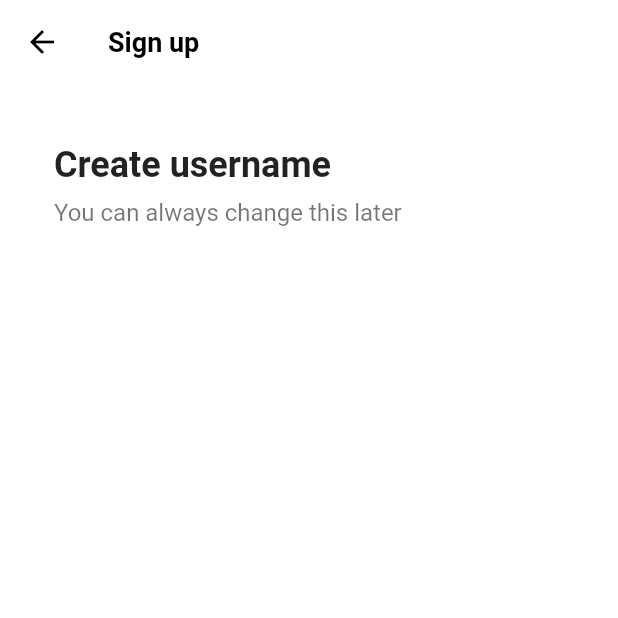
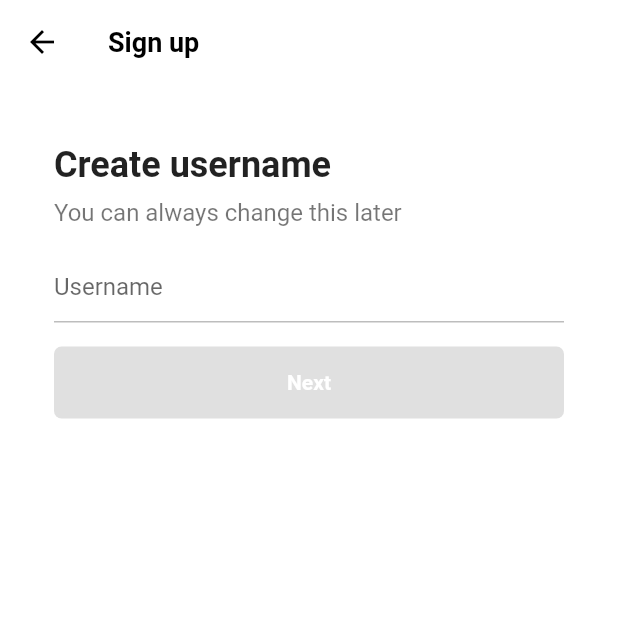
Before and after one commit to woochan94/Study_Flutter_TikTok_Clone, a Flutter app: the UsernameScreen screen opened directly, on a phone screen of 412 x 824 dp, the top half of it. Run offline on Flutter 3.47's test engine with Material 2 defaults, Android fonts, the phone set to English and light mode, and no system bars; our stand-ins replace font_awesome_flutter.

Commit message:
Feat: Add textinput controller and design UI

```diff
--- a/lib/screens/authentication/username_screen.dart
+++ b/lib/screens/authentication/username_screen.dart
@@ -2,8 +2,28 @@ import 'package:flutter/material.dart';
 import 'package:tiktok_clone/constants/gaps.dart';
 import 'package:tiktok_clone/constants/sizes.dart';
 
-class UsernameScreen extends StatelessWidget {
+class UsernameScreen extends StatefulWidget {
   const UsernameScreen({super.key});
+
+  @override
+  State<UsernameScreen> createState() => _UsernameScreenState();
+}
+
+class _UsernameScreenState extends State<UsernameScreen> {
+  final TextEditingController _usernameController = TextEditingController();
+
+  String _username = '';
+
+  @override
+  void initState() {
+    super.initState();
+
+    _usernameController.addListener(() {
+      setState(() {
+        _username = _usernameController.text;
+      });
+    });
+  }
 
   @override
   Widget build(BuildContext context) {
@@ -13,15 +33,15 @@ class UsernameScreen extends StatelessWidget {
           'Sign up',
         ),
       ),
-      body: const Padding(
-        padding: EdgeInsets.symmetric(
+      body: Padding(
+        padding: const EdgeInsets.symmetric(
           horizontal: Sizes.size36,
         ),
         child: Column(
           crossAxisAlignment: CrossAxisAlignment.start,
           children: [
             Gaps.v40,
-            Text(
+            const Text(
               'Create username',
               style: TextStyle(
                 fontSize: Sizes.size24,
@@ -29,11 +49,57 @@ class UsernameScreen extends StatelessWidget {
               ),
             ),
             Gaps.v8,
-            Text(
+            const Text(
               'You can always change this later',
               style: TextStyle(
                 fontSize: Sizes.size16,
                 color: Colors.black54,
+              ),
+            ),
+            Gaps.v16,
+            TextField(
+              controller: _usernameController,
+              cursorColor: Colors.pink,
+              decoration: InputDecoration(
+                hintText: "Username",
+                enabledBorder: UnderlineInputBorder(
+                  borderSide: BorderSide(
+                    color: Colors.grey.shade400,
+                  ),
+                ),
+                focusedBorder: UnderlineInputBorder(
+                  borderSide: BorderSide(
+                    color: Colors.grey.shade400,
+                  ),
+                ),
+              ),
+            ),
+            Gaps.v16,
+            FractionallySizedBox(
+              widthFactor: 1,
+              child: AnimatedContainer(
+                duration: const Duration(
+                  milliseconds: 300,
+                ),
+                padding: const EdgeInsets.symmetric(
+                  vertical: Sizes.size16,
+                ),
+                decoration: BoxDecoration(
+                  borderRadius: BorderRadius.circular(
+                    Sizes.size5,
+                  ),
+                  color: _username.isEmpty
+                      ? Colors.grey.shade300
+                      : Theme.of(context).primaryColor,
+                ),
+                child: const Text(
+                  'Next',
+                  textAlign: TextAlign.center,
+                  style: TextStyle(
+                    color: Colors.white,
+                    fontWeight: FontWeight.w600,
+                  ),
+                ),
               ),
             ),
           ],
```
